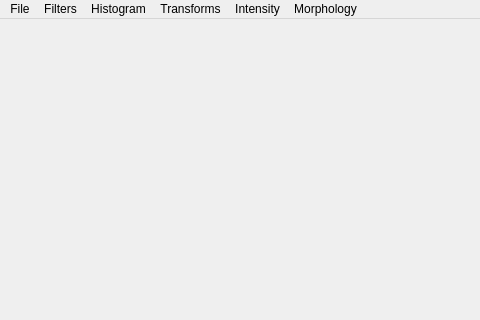
eymiramazan/image_processing, file ui.ui: the form before one commit; both pictures show x 0 to 480 and y 0 to 320 of the 1128 by 888 pixel window.
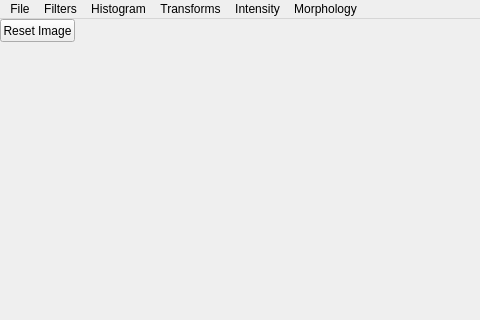
The form after the commit.

Diff of the .ui file:
```diff
--- a/ui.ui
+++ b/ui.ui
@@ -42,6 +42,19 @@
      <bool>true</bool>
     </property>
    </widget>
+   <widget class="QPushButton" name="resetImage">
+    <property name="geometry">
+     <rect>
+      <x>0</x>
+      <y>0</y>
+      <width>75</width>
+      <height>23</height>
+     </rect>
+    </property>
+    <property name="text">
+     <string>Reset Image</string>
+    </property>
+   </widget>
   </widget>
   <widget class="QMenuBar" name="menubar">
    <property name="geometry">
```
Left out of the diff: 60 changed lines with no effect on the pictures.
